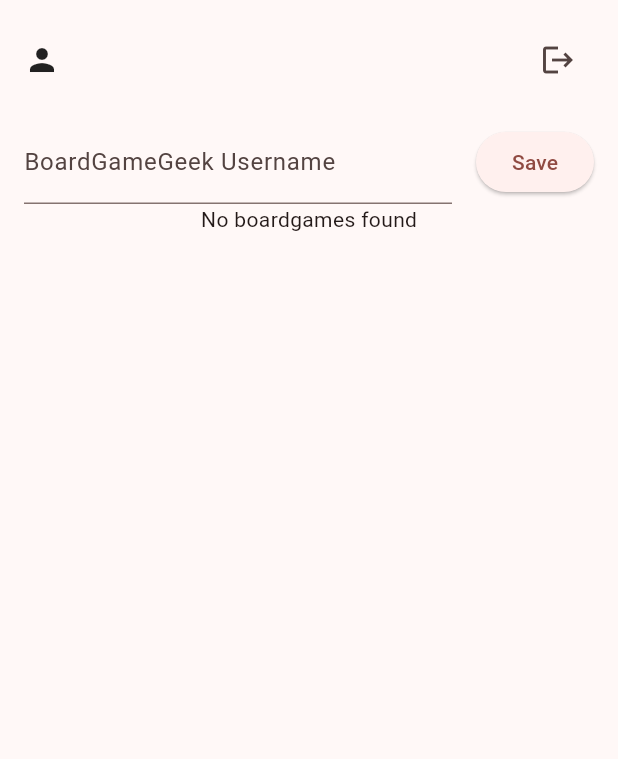
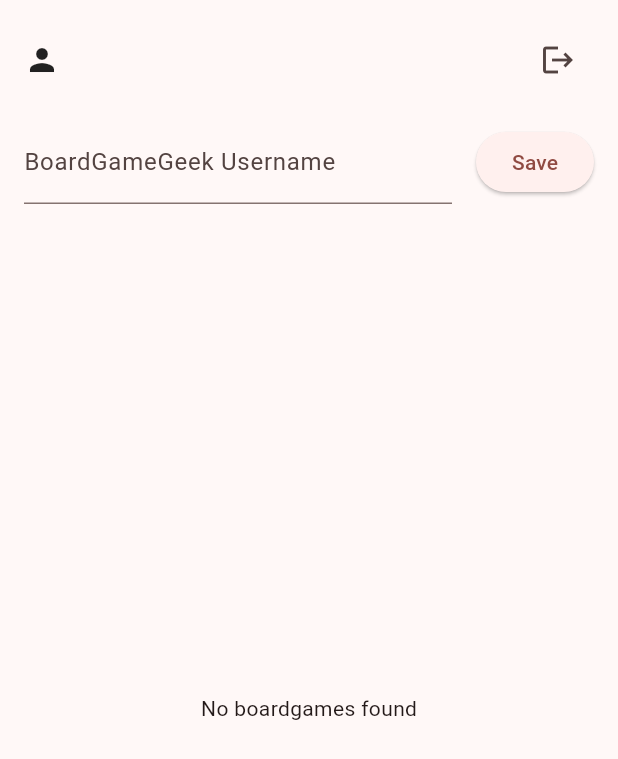
Before and after one commit to TenViki/boardvote, a Flutter app: the ProfileScreen widget shown alone on an empty page, opened directly, on a phone screen of 412 x 824 dp. Shown: the top 759 px of the screen. Run offline on Flutter 3.47's test engine with Material 3 defaults, Android fonts, the phone set to English and light mode, and no system bars; our stand-ins replace cloud_firestore, dio, firebase_auth, firebase_core, firebase_crashlytics, flutter_riverpod and 3 more; accounts and stored records are empty; generated files the repository leaves out were written again; network calls fail.

Commit message:
:construction: Starts work on the firends page

```diff
--- a/lib/screens/profile.dart
+++ b/lib/screens/profile.dart
@@ -16,24 +16,25 @@
     final user = FirebaseAuth.instance.currentUser;
     if (user == null) return Container();
 
-    print("Board games tu: PLS PLS PLS $boardGames");
-
     return SafeArea(
       child: Padding(
         padding: const EdgeInsets.all(16.0),
         child: Column(
           children: [
             UserHeader(user: user),
-            SizedBox(height: 16),
-            BbgIntegration(),
+            const SizedBox(height: 16),
+            const BbgIntegration(),
 
             // profile list of boardgames
 
             Expanded(
               child: Container(
                 child: switch (boardGames) {
-                  BoardsInitial() => Text("No boardgames found"),
-                  BoardsLoading() => Center(child: CircularProgressIndicator()),
+                  BoardsInitial() => const Center(
+                      child: Text("No boardgames found"),
+                    ),
+                  BoardsLoading() =>
+                    const Center(child: CircularProgressIndicator()),
                   BoardsError(message: var message) => Text(message),
                   BoardsLoaded(games: var games) =>
                     BoardGameList(boardGames: games),
--- a/lib/screens/router.dart
+++ b/lib/screens/router.dart
@@ -1,3 +1,4 @@
+import 'package:boardvote/screens/friends.dart';
 import 'package:boardvote/screens/home.dart';
 import 'package:boardvote/screens/login.dart';
 import 'package:boardvote/screens/profile.dart';
@@ -29,6 +30,7 @@
               index: _selectedIndex,
               children: const [
                 HomeScreen(),
+                FriendsScreen(),
                 ProfileScreen(),
               ],
             ),
@@ -40,6 +42,8 @@
                   icon: Icon(Icons.home),
                   label: 'Home',
                 ),
+                BottomNavigationBarItem(
+                    icon: Icon(Icons.people), label: 'Friends'),
                 BottomNavigationBarItem(
                   icon: Icon(Icons.person),
                   label: 'Profile',
```
Also changed, not shown: lib/components/boardgame_tile.dart (+7 -4 lines), lib/components/page_title.dart (added, +18 -0 lines), lib/screens/friends.dart (added, +17 -0 lines), lib/components/friends_list.dart (added), 1 other file.
